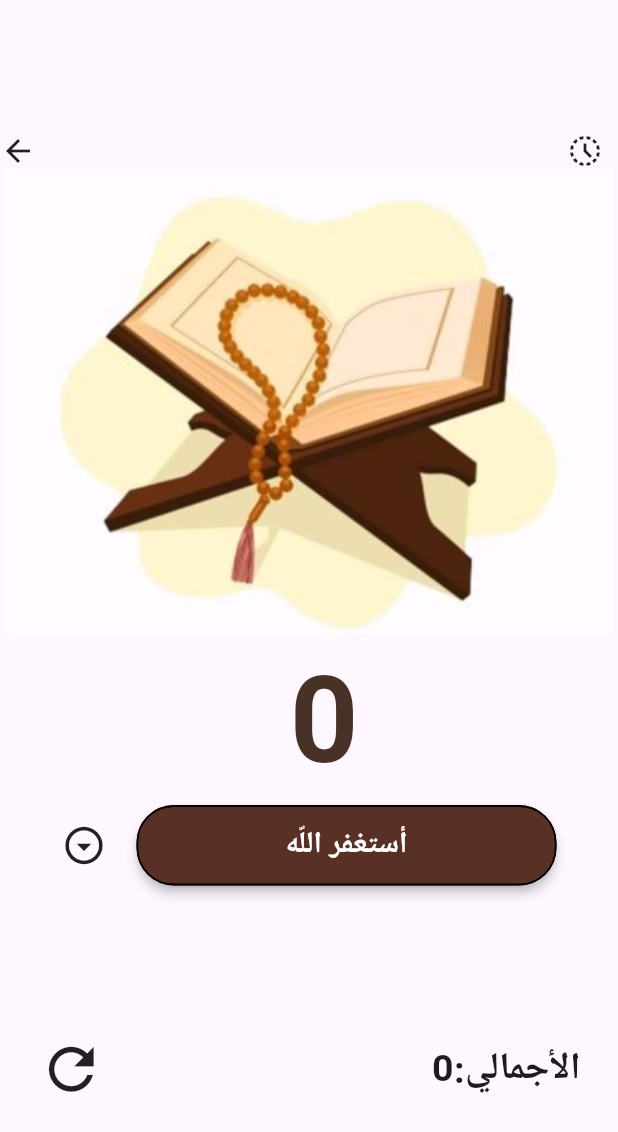
After one commit to ahmed-khaled56/azkaar, a Flutter app: the screen it shows after launch, after a tap on "سبحه", on a phone screen of 412 x 824 dp. The commit adds this screen. Shown: the top 1132 px of the screen. Run offline on Flutter 3.47's test engine with Material 3 defaults, Android fonts, the phone set to English and light mode, and no system bars.

Commit message:
nearly done

```diff
--- /dev/null
+++ b/lib/features/azkarr/presentation/views/sebha_view.dart
@@ -0,0 +1,11 @@
+import 'package:azkaar/features/azkarr/presentation/views/widgets/sebha_view_body.dart';
+import 'package:flutter/material.dart';
+
+class SebhaView extends StatelessWidget {
+  const SebhaView({super.key});
+
+  @override
+  Widget build(BuildContext context) {
+    return Scaffold(body: SebhaViewBody());
+  }
+}
--- /dev/null
+++ b/lib/features/azkarr/presentation/views/widgets/customTextCounter.dart
@@ -0,0 +1,20 @@
+import 'package:flutter/material.dart';
+
+class counterText extends StatelessWidget {
+  const counterText({super.key, required this.count});
+
+  final int count;
+
+  @override
+  Widget build(BuildContext context) {
+    return Text(
+      " $count",
+      style: TextStyle(
+        fontSize: 80,
+        color: const Color.fromARGB(255, 72, 50, 40),
+
+        fontWeight: FontWeight.bold,
+      ),
+    );
+  }
+}
--- /dev/null
+++ b/lib/features/azkarr/presentation/views/widgets/custom_botton.dart
@@ -0,0 +1,75 @@
+import 'package:flutter/material.dart';
+
+class CustomButton2 extends StatelessWidget {
+  const CustomButton2({
+    super.key,
+    this.icontcolor,
+    required this.lable,
+    required this.onPressed,
+    required this.buttoncolor,
+    required this.Textcolor,
+    this.icon,
+    this.imageLink,
+    this.hieght,
+    this.width,
+    this.fontSize,
+    this.fontWeight,
+  });
+
+  final void Function() onPressed;
+  final String lable;
+  final Color buttoncolor;
+  final Color Textcolor;
+  final Color? icontcolor;
+  final IconData? icon;
+  final String? imageLink;
+  final double? hieght;
+  final double? width;
+  final double? fontSize;
+  final FontWeight? fontWeight;
+
+  @override
+  Widget build(BuildContext context) {
+    final screenWidth = MediaQuery.of(context).size.width;
+    final screenHeight = MediaQuery.of(context).size.height;
+
+    return SizedBox(
+      width: width ?? screenWidth * 0.8,
+      height: hieght ?? screenHeight * 0.065,
+      child: ElevatedButton(
+        style: ElevatedButton.styleFrom(
+          backgroundColor: buttoncolor,
+          elevation: 3,
+          shape: RoundedRectangleBorder(
+            borderRadius: BorderRadius.circular(25),
+            side: const BorderSide(color: Colors.black, width: 1.2),
+          ),
+        ),
+        onPressed: onPressed,
+        child: Row(
+          mainAxisAlignment: MainAxisAlignment.center,
+          children: [
+            if (imageLink != null)
+              Padding(
+                padding: const EdgeInsets.only(right: 6.0),
+                child: Image.asset(imageLink!, height: 20),
+              ),
+            if (icon != null)
+              Padding(
+                padding: const EdgeInsets.only(right: 6.0),
+                child: Icon(icon, color: icontcolor),
+              ),
+            Text(
+              lable,
+              style: TextStyle(
+                fontSize: fontSize,
+                fontWeight: fontWeight ?? FontWeight.w600,
+                color: Textcolor,
+              ),
+            ),
+          ],
+        ),
+      ),
+    );
+  }
+}
--- a/lib/features/azkarr/presentation/views/widgets/home_view_body.dart
+++ b/lib/features/azkarr/presentation/views/widgets/home_view_body.dart
@@ -1,4 +1,6 @@
+import 'package:azkaar/features/azkarr/presentation/views/Prayer_times_view.dart';
 import 'package:azkaar/features/azkarr/presentation/views/morning_azkar_view.dart';
+import 'package:azkaar/features/azkarr/presentation/views/sebha_view.dart';
 import 'package:azkaar/features/azkarr/presentation/views/widgets/custom_category_card.dart';
 import 'package:flutter/material.dart';
 
@@ -22,8 +24,24 @@ class HomeViewBody extends StatelessWidget {
             child: CustomCategoryCard(title: "أذكار الصباح"),
           ),
           CustomCategoryCard(title: "أذكار المساء"),
-          CustomCategoryCard(title: " مواقيت الصلاه"),
-          CustomCategoryCard(title: "سبحه"),
+          GestureDetector(
+            onTap: () {
+              Navigator.push(
+                context,
+                MaterialPageRoute(builder: (context) => PrayertimesView()),
+              );
+            },
+            child: CustomCategoryCard(title: " مواقيت الصلاه"),
+          ),
+          GestureDetector(
+            onTap: () {
+              Navigator.push(
+                context,
+                MaterialPageRoute(builder: (context) => SebhaView()),
+              );
+            },
+            child: CustomCategoryCard(title: "سبحه"),
+          ),
           CustomCategoryCard(title: "قرأن كريم"),
         ],
       ),
--- /dev/null
+++ b/lib/features/azkarr/presentation/views/widgets/sebha_view_body.dart
@@ -0,0 +1,224 @@
+import 'package:azkaar/features/azkarr/presentation/views/widgets/customTextCounter.dart';
+import 'package:azkaar/features/azkarr/presentation/views/widgets/custom_botton.dart';
+import 'package:flutter/material.dart';
+
+import '../../../../../cores/widgets/Custom_recod_sheet.dart';
+
+class SebhaViewBody extends StatefulWidget {
+  const SebhaViewBody({super.key});
+
+  @override
+  State<SebhaViewBody> createState() => _SebhaViewBodyState();
+}
+
+class _SebhaViewBodyState extends State<SebhaViewBody> {
+  String selectedValue = "1";
+  String lable = "";
+  int count1 = 0;
+  int count2 = 0;
+  int count3 = 0;
+  int count4 = 0;
+  int count5 = 0;
+  int snap1 = 0;
+  int snap2 = 0;
+  int snap3 = 0;
+  int snap4 = 0;
+  int snap5 = 0;
+
+  bool isReseted = false;
+
+  @override
+  Widget build(BuildContext context) {
+    return Column(
+      crossAxisAlignment: CrossAxisAlignment.center,
+      mainAxisAlignment: MainAxisAlignment.center,
+      children: [
+        Row(
+          children: [
+            GestureDetector(
+              onTap: () {
+                Navigator.pop(context);
+              },
+              child: Icon(Icons.arrow_back),
+            ),
+            Spacer(),
+            Padding(
+              padding: const EdgeInsets.only(right: 10),
+              child: GestureDetector(
+                onTap: () {
+                  if (snap1 == 0 &&
+                      snap2 == 0 &&
+                      snap3 == 0 &&
+                      snap4 == 0 &&
+                      snap5 == 0) {
+                    snap1 = count1;
+                    snap2 = count2;
+                    snap3 = count3;
+                    snap3 = count4;
+                    snap5 = count5;
+                  }
+                  showDialog(
+                    context: context,
+                    builder: (_) => RecordSheet(
+                      onDelete: () {
+                        setState(() {
+                          snap1 = snap2 = snap3 = snap4 = snap5 = 0;
+                        });
+                      },
+                      c1: snap1,
+                      c2: snap2,
+                      c3: snap3,
+                      c4: snap4,
+                      c5: snap5,
+                    ),
+                  );
+                  // RecordSheet(context, snap1, snap2, snap3, snap4, snap5);
+                },
+                child: Icon(Icons.history_toggle_off),
+              ),
+            ),
+          ],
+        ),
+        Image(image: AssetImage("lib/cores/assets/images/sebha.png")),
+        if (selectedValue == "1") counterText(count: count1),
+        if (selectedValue == "2") counterText(count: count2),
+        if (selectedValue == "3") counterText(count: count3),
+        if (selectedValue == "4") counterText(count: count4),
+        if (selectedValue == "5") counterText(count: count5),
+        Row(
+          mainAxisAlignment: MainAxisAlignment.center,
+          children: [
+            PopupMenuButton<String>(
+              onSelected: (value) {
+                setState(() {
+                  selectedValue = value;
+                });
+              },
+              itemBuilder: (context) => const [
+                PopupMenuItem(value: '1', child: Text('استغفر الله ')),
+                PopupMenuItem(value: '2', child: Text('الحمد لله')),
+                PopupMenuItem(value: '3', child: Text(' سبحان الله')),
+                PopupMenuItem(value: '4', child: Text('الله اكبر')),
+                PopupMenuItem(value: '5', child: Text('لا اله الا الله')),
+              ],
+              child: Row(
+                mainAxisAlignment: MainAxisAlignment.center,
+                children: [
+                  Icon(Icons.arrow_drop_down_circle_outlined, size: 30),
+                  SizedBox(width: 20),
+                  if (selectedValue == "1")
+                    CustomButton2(
+                      width: 280,
+                      Textcolor: Colors.white,
+                      buttoncolor: const Color.fromARGB(255, 88, 48, 37),
+                      onPressed: () {
+                        setState(() {
+                          count1++;
+                          snap1++;
+                        });
+                      },
+                      fontSize: 20,
+                      fontWeight: FontWeight.bold,
+                      lable: "أستغفر اللّه",
+                    ),
+                  if (selectedValue == "2")
+                    CustomButton2(
+                      width: 280,
+                      Textcolor: Colors.white,
+                      buttoncolor: const Color.fromARGB(255, 88, 48, 37),
+                      onPressed: () {
+                        setState(() {
+                          count2++;
+                          snap2++;
+                        });
+                      },
+                      fontSize: 20,
+                      fontWeight: FontWeight.bold,
+                      lable: "الحمد لله",
+                    ),
+                  if (selectedValue == "3")
+                    CustomButton2(
+                      width: 280,
+                      Textcolor: Colors.white,
+                      buttoncolor: const Color.fromARGB(255, 88, 48, 37),
+                      onPressed: () {
+                        setState(() {
+                          count3++;
+                          snap3++;
+                        });
+                      },
+                      fontSize: 20,
+                      fontWeight: FontWeight.bold,
+                      lable: "سبحان الله",
+                    ),
+                  if (selectedValue == "4")
+                    CustomButton2(
+                      width: 280,
+                      Textcolor: Colors.white,
+                      buttoncolor: const Color.fromARGB(255, 88, 48, 37),
+                      onPressed: () {
+                        setState(() {
+                          count4++;
+                          snap4++;
+                        });
+                      },
+                      fontSize: 20,
+                      fontWeight: FontWeight.bold,
+                      lable: " الله اكبر",
+                    ),
+                  if (selectedValue == "5")
+                    CustomButton2(
+                      width: 280,
+                      Textcolor: Colors.white,
+                      buttoncolor: const Color.fromARGB(255, 88, 48, 37),
+                      onPressed: () {
+                        setState(() {
+                          count5++;
+                          snap5++;
+                        });
+                      },
+                      fontSize: 20,
+                      fontWeight: FontWeight.bold,
+                      lable: "لا اله الا الله",
+                    ),
+                ],
+              ),
+            ),
+          ],
+        ),
+        SizedBox(height: 100),
+        Padding(
+          padding: const EdgeInsets.symmetric(horizontal: 25),
+          child: Row(
+            children: [
+              GestureDetector(
+                onTap: () {
+                  setState(() {
+                    count1 = 0;
+                    count2 = 0;
+                    count3 = 0;
+                    count4 = 0;
+                    count5 = 0;
+                  });
+                },
+                child: Icon(Icons.refresh_outlined, size: 45),
+              ),
+              Spacer(),
+
+              Text(
+                "${count1 + count2 + count3 + count4 + count5}",
+
+                style: TextStyle(fontSize: 25, fontWeight: FontWeight.bold),
+              ),
+              Text(
+                ":الأجمالي",
+
+                style: TextStyle(fontSize: 25, fontWeight: FontWeight.bold),
+              ),
+            ],
+          ),
+        ),
+      ],
+    );
+  }
+}
```
Also changed, not shown: lib/cores/widgets/Custom_recod_sheet.dart (added, +104 -0 lines), lib/cores/widgets/drop_down_list.dart (deleted, +0 -36 lines), lib/features/azkarr/presentation/views/Prayer_times_view.dart (added, +11 -0 lines), lib/features/azkarr/presentation/views/morning_azkar_view.dart (+6 -1 lines), lib/features/azkarr/presentation/views/widgets/Prayer_times_body.dart (added, +80 -0 lines), lib/features/azkarr/presentation/views/widgets/custom_recordRow.dart (added, +32 -0 lines), pubspec.yaml (+1 -7 lines), lib/cores/assets/images/doha.png (added), lib/cores/assets/images/gamea.jpg (added), lib/cores/assets/images/sebha.png (added), pubspec.lock.
